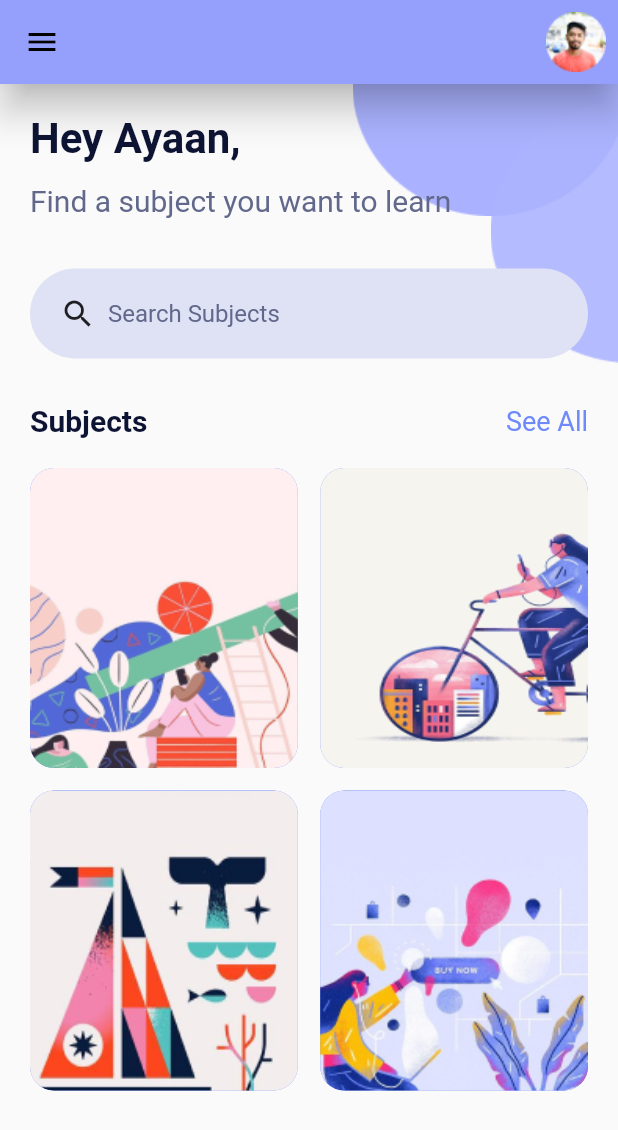
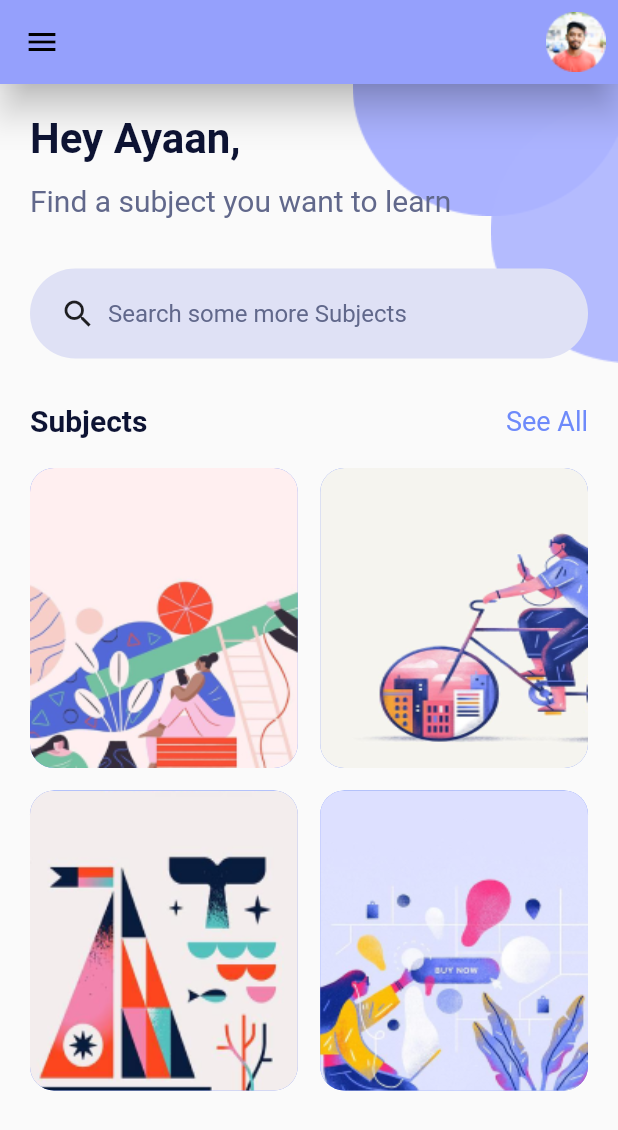
Before and after one commit to AGit-com/flutter_course, a Flutter app: the screen it shows after launch, on a phone screen of 412 x 824 dp. Shown: the top 1130 px of the screen. Run offline on Flutter 3.47's test engine with Material 2 defaults, Android fonts, the phone set to English and light mode, and no system bars; our stand-ins replace flutter_svg, hexcolor.

Commit message:
First commit. Before adding stful widgets from techwithtim

```diff
--- a/lib/main.dart
+++ b/lib/main.dart
@@ -119,7 +119,7 @@ class HomeScreen extends StatelessWidget {
                           Padding(
                             padding: const EdgeInsets.all(8.0),
                             child: Text(
-                              "Search Subjects",
+                              "Search some more Subjects",
                               style: TextStyle(
                                   fontSize: 16, color: Color(0xFF61688B)),
                             ),
```
